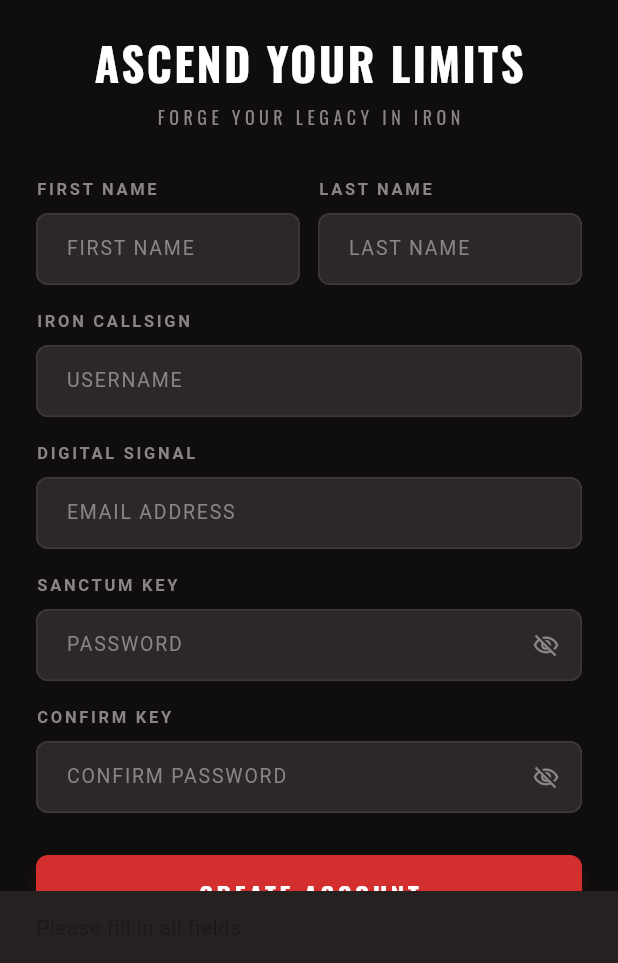
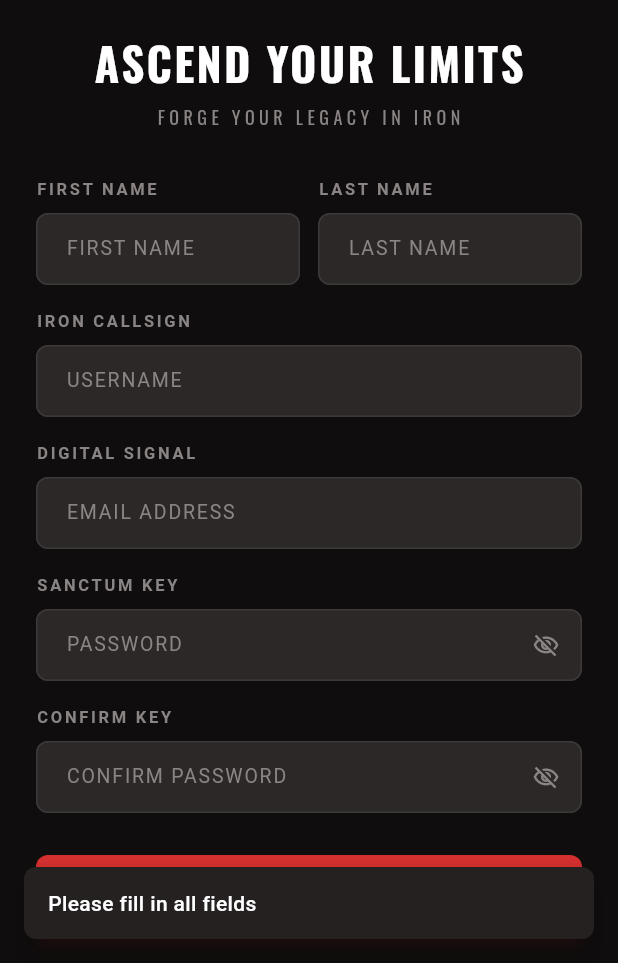
Before and after one commit to mayunngrh/iron-log, a Flutter app: the RegisterScreen screen opened directly, after a tap on "CREATE ACCOUNT", on a phone screen of 412 x 824 dp, the part 273-1236 px from its top. Run offline on Flutter 3.47's test engine with Material 3 defaults, Android fonts, the phone set to English and light mode, and no system bars; our stand-ins replace google_fonts, sqflite; accounts and stored records are empty.

Commit message:
implement the register endpoint but still not catch the error perfectly

```diff
--- a/lib/core/network/endpoints.dart
+++ b/lib/core/network/endpoints.dart
@@ -1,5 +1,19 @@
 class Endpoints {
-  static const String baseUrl = 'https://your-api-base-url.com';
-  static const String register = '$baseUrl/auth/register';
-  static const String login = '$baseUrl/auth/login';
+  static const String baseUrl = 'https://api-staging.liftlogs.my.id';
+  static const String apiVersion = 'api/v1';
+
+  // ── Auth Endpoints ────────────────────────────────────────────────────────
+  static const String signup = '$baseUrl/$apiVersion/auth/signup';
+  static const String login = '$baseUrl/$apiVersion/auth/login';
+
+  // ── Exercises Endpoints ───────────────────────────────────────────────────
+  static const String exercises = '$baseUrl/$apiVersion/exercises';
+  static const String exercisesGet = '$baseUrl/$apiVersion/exercises';
+
+  // ── Users Endpoints ───────────────────────────────────────────────────────
+  static const String users = '$baseUrl/$apiVersion/users';
+  static const String userProfile = '$baseUrl/$apiVersion/users/profile';
+
+  // ── Routines Endpoints ────────────────────────────────────────────────────
+  static const String routines = '$baseUrl/$apiVersion/routines';
 }
--- a/lib/features/auth/data/models/register_request.dart
+++ b/lib/features/auth/data/models/register_request.dart
@@ -1,11 +1,11 @@
-class RegisterRequest {
+class SignUpRequest {
   final String email;
   final String firstName;
   final String lastName;
   final String password;
   final String username;
 
-  const RegisterRequest({
+  const SignUpRequest({
     required this.email,
     required this.firstName,
     required this.lastName,
@@ -15,8 +15,30 @@ class RegisterRequest {
 
   Map<String, dynamic> toJson() => {
         'email': email,
-        'fullName': '$firstName $lastName',
+        'firstName': firstName,
+        'lastName': lastName,
         'password': password,
         'username': username,
       };
 }
+
+class SignUpResponse {
+  final int id;
+  final String username;
+  final String firstName;
+  final String lastName;
+
+  const SignUpResponse({
+    required this.id,
+    required this.username,
+    required this.firstName,
+    required this.lastName,
+  });
+
+  factory SignUpResponse.fromJson(Map<String, dynamic> json) => SignUpResponse(
+        id: json['id'] as int,
+        username: json['username'] as String,
+        firstName: json['firstName'] as String,
+        lastName: json['lastName'] as String,
+      );
+}
--- a/lib/features/auth/presentation/screens/register_screen.dart
+++ b/lib/features/auth/presentation/screens/register_screen.dart
@@ -1,8 +1,10 @@
 import 'package:flutter/material.dart';
 import '../../../../core/constants/app_colors.dart';
 import '../../../../core/constants/app_text_styles.dart';
-import '../../../../features/auth/data/models/register_request.dart';
+import '../../../../core/network/api_client.dart';
+import '../../../../features/auth/data/models/register_request.dart' show SignUpRequest;
 import '../../../../features/auth/data/repositories/auth_repository.dart';
+import '../../../../features/main/presentation/screens/main_screen.dart';
 import '../widgets/iron_button.dart';
 import '../widgets/iron_text_field.dart';
 
@@ -48,6 +50,11 @@ class _RegisterScreenState extends State<RegisterScreen> {
       return;
     }
 
+    if (_passwordController.text.length < 8) {
+      _showSnack('Password must be at least 8 characters');
+      return;
+    }
+
     if (_passwordController.text != _confirmPasswordController.text) {
       _showSnack('Passwords do not match');
       return;
@@ -55,28 +62,96 @@ class _RegisterScreenState extends State<RegisterScreen> {
 
     setState(() => _isLoading = true);
     try {
+      final email = _emailController.text.trim();
+      final password = _passwordController.text;
+
       await _repository.register(
-        RegisterRequest(
-          email: _emailController.text.trim(),
+        SignUpRequest(
+          email: email,
           firstName: _firstNameController.text.trim(),
           lastName: _lastNameController.text.trim(),
-          password: _passwordController.text,
+          password: password,
           username: _usernameController.text.trim(),
         ),
       );
-      if (mounted) Navigator.pop(context);
+
+      if (!mounted) return;
+
+      try {
+        await _repository.login(email: email, password: password);
+        if (mounted) {
+          Navigator.of(context).pushAndRemoveUntil(
+            MaterialPageRoute(builder: (_) => const MainScreen()),
+            (route) => false,
+          );
+        }
+      } catch (loginError) {
+        if (mounted) {
+          String errorMessage = 'Login failed after registration';
+          if (loginError is ApiException) {
+            final statusText = _getStatusCodeText(loginError.statusCode);
+            errorMessage = '$statusText : ${loginError.message}';
+          }
+          _showSnack(errorMessage);
+          if (mounted) Navigator.pop(context);
+        }
+      }
     } catch (e) {
-      _showSnack(e.toString());
+      String errorMessage = 'Registration failed';
+      if (e is ApiException) {
+        final statusText = _getStatusCodeText(e.statusCode);
+        errorMessage = '$statusText : ${e.message}';
+      }
+      if (mounted) {
+        _showSnack(errorMessage);
+      }
     } finally {
       if (mounted) setState(() => _isLoading = false);
+    }
+  }
+
+  String _getStatusCodeText(int statusCode) {
+    switch (statusCode) {
+      case 400:
+        return 'Bad Request';
+      case 401:
+        return 'Unauthorized';
+      case 403:
+        return 'Forbidden';
+      case 404:
+        return 'Not Found';
+      case 409:
+        return 'Conflict';
+      case 422:
+        return 'Unprocessable Entity';
+      case 429:
+        return 'Too Many Requests';
+      case 500:
+        return 'Server Error';
+      case 502:
+        return 'Bad Gateway';
+      case 503:
+        return 'Service Unavailable';
+      default:
+        return 'Error';
     }
   }
 
   void _showSnack(String message) {
     ScaffoldMessenger.of(context).showSnackBar(
       SnackBar(
-        content: Text(message),
+        content: Text(
+          message,
+          style: const TextStyle(
+            color: Colors.white,
+            fontSize: 14,
+            fontWeight: FontWeight.w500,
+          ),
+        ),
         backgroundColor: AppColors.cardBackground,
+        behavior: SnackBarBehavior.floating,
+        margin: const EdgeInsets.all(16),
+        shape: RoundedRectangleBorder(borderRadius: BorderRadius.circular(8)),
       ),
     );
   }
```
Also changed, not shown: lib/core/network/api_client.dart (+82 -2 lines), lib/features/auth/data/repositories/auth_repository.dart (+7 -2 lines), 1 other file.
